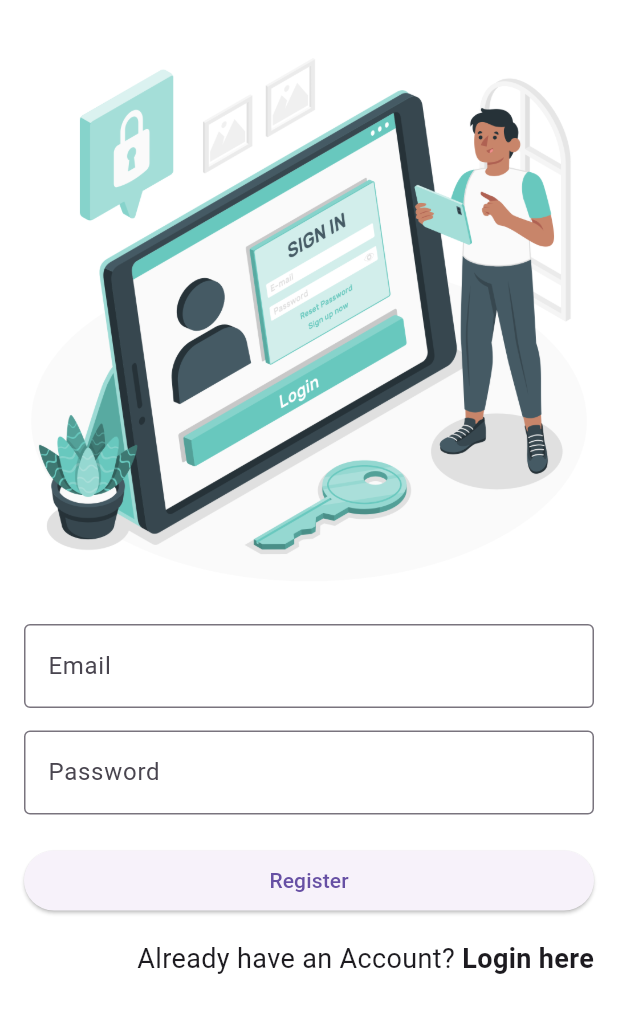
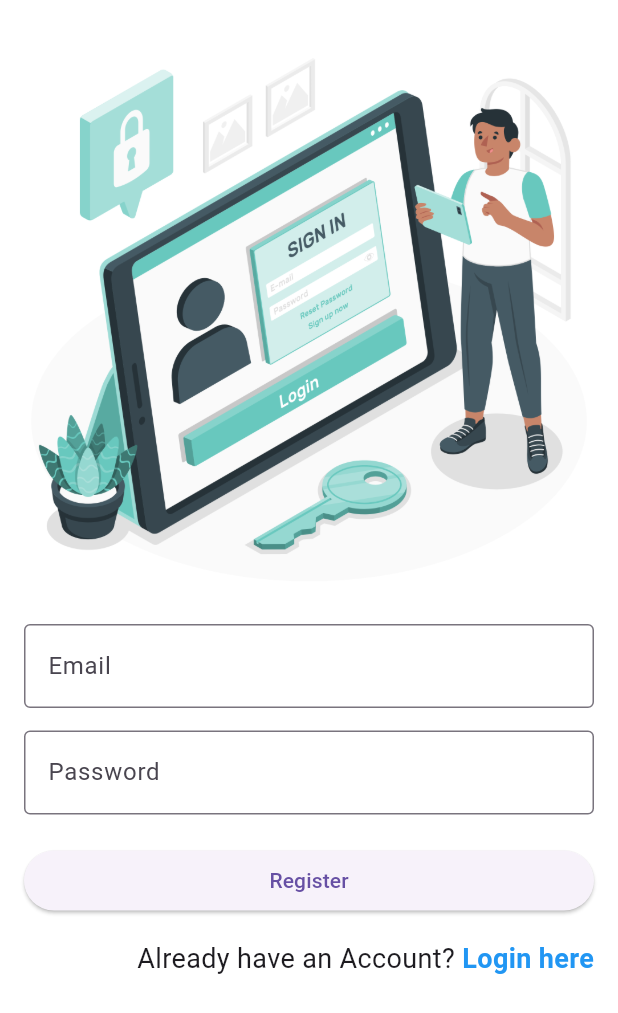
Before and after one commit to ShuaibuPassionateProgrammer/advanced_role_based_flutter_firebase, a Flutter app: the SignupScreen screen opened directly, on a phone screen of 412 x 824 dp. Shown: the top 1013 px of the screen. Run offline on Flutter 3.47's test engine with Material 3 defaults, Android fonts, the phone set to English and light mode, and no system bars; our stand-ins replace firebase_core; accounts and stored records are empty; generated files the repository leaves out were written again; statements that could not run were skipped.

Commit message:
It's color set to blue

```diff
--- a/lib/view/signup_screen.dart
+++ b/lib/view/signup_screen.dart
@@ -57,7 +57,8 @@ class _SignupScreen extends State<SignupScreen> {
                       "Login here",
                       style: TextStyle(
                         fontSize: 18,
-                        fontWeight: FontWeight.bold
+                        fontWeight: FontWeight.bold,
+                        color: Colors.blue,
                       ),
                     ),
                   ),
```
